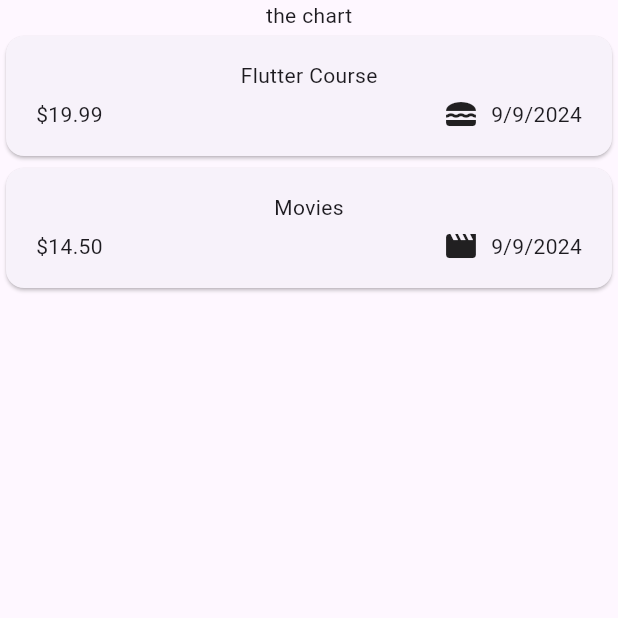
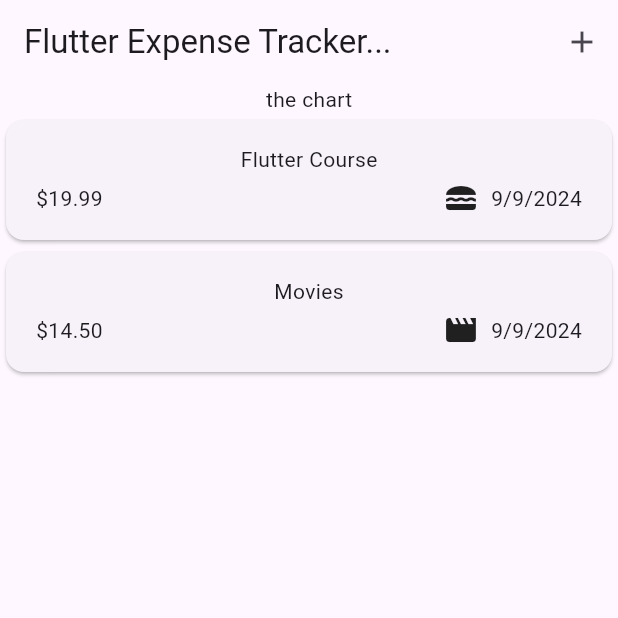
Before and after one commit to ThawedBuffalo/fdcg_05-expense-tracker, a Flutter app: the screen it shows after launch, on a phone screen of 412 x 824 dp, the top half of it. Run offline on Flutter 3.47's test engine with Material 3 defaults, Android fonts, the phone set to English and light mode, and no system bars.

Commit message:
section 5: chapter 10

```diff
--- a/lib/main.dart
+++ b/lib/main.dart
@@ -3,8 +3,9 @@ import 'package:flutter/material.dart';
 
 void main() {
   runApp(
-    const MaterialApp(
-      home: Expenses(),
+    MaterialApp(
+      theme: ThemeData(useMaterial3: true),
+      home: const Expenses(),
     ),
   );
 }
--- a/lib/widgets/expenses.dart
+++ b/lib/widgets/expenses.dart
@@ -28,6 +28,15 @@ class _ExpensesState extends State<Expenses> {
   @override
   Widget build(BuildContext context) {
     return Scaffold(
+      appBar: AppBar(
+        title: const Text('Flutter Expense Tracker...'),
+        actions: [
+          IconButton(
+            onPressed: () {},
+            icon: const Icon(Icons.add),
+          ),
+        ],
+      ),
       body: Column(
         children: [
           const Text('the chart'),
```
